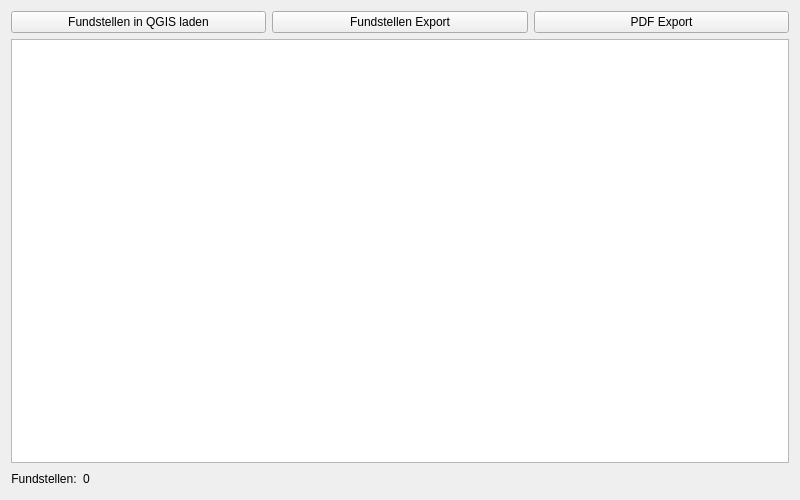
This is APIS/forms/apis_findspot_selection_list_form.ui in APIS-Luftbildarchiv/APIS as Qt 5 draws it before an edit. The edited form follows.
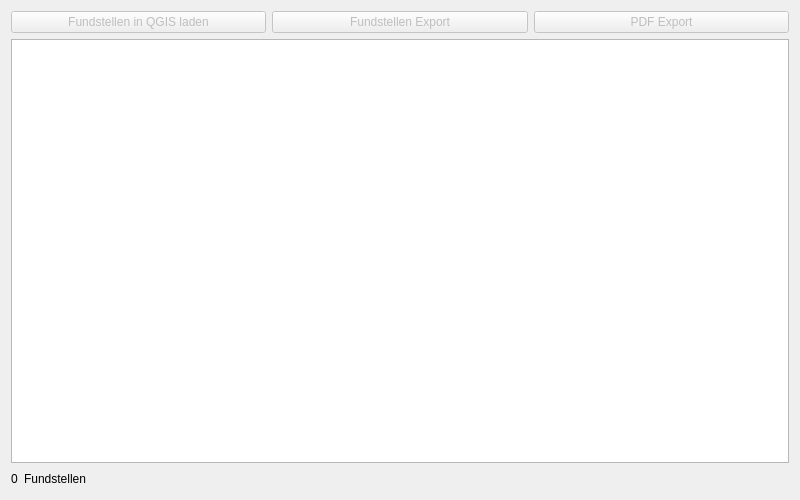
This is the edited form. Icons and pictures are not drawn.

```diff
--- a/APIS/forms/apis_findspot_selection_list_form.ui
+++ b/APIS/forms/apis_findspot_selection_list_form.ui
@@ -25,7 +25,7 @@
      <item>
       <widget class="QPushButton" name="uiViewFindSpotsBtn">
        <property name="enabled">
-        <bool>true</bool>
+        <bool>false</bool>
        </property>
        <property name="text">
         <string>Fundstellen in QGIS laden</string>
@@ -48,7 +48,7 @@
      <item>
       <widget class="QPushButton" name="uiExportFindSpotsBtn">
        <property name="enabled">
-        <bool>true</bool>
+        <bool>false</bool>
        </property>
        <property name="text">
         <string>Fundstellen Export</string>
@@ -70,6 +70,9 @@
      </item>
      <item>
       <widget class="QPushButton" name="uiExportListAsPdfBtn">
+       <property name="enabled">
+        <bool>false</bool>
+       </property>
        <property name="text">
         <string>PDF Export</string>
        </property>
@@ -99,16 +102,6 @@
    </item>
    <item>
     <layout class="QHBoxLayout" name="horizontalLayout_2">
-     <item>
-      <widget class="QLabel" name="label">
-       <property name="text">
-        <string>Fundstellen:</string>
-       </property>
-       <property name="alignment">
-        <set>Qt::AlignCenter</set>
-       </property>
-      </widget>
-     </item>
      <item>
       <widget class="QLabel" name="uiFindSpotCountLbl">
        <property name="text">
@@ -119,6 +112,23 @@
        </property>
       </widget>
      </item>
+     <item>
+      <widget class="QLabel" name="label">
+       <property name="text">
+        <string>Fundstellen</string>
+       </property>
+       <property name="alignment">
+        <set>Qt::AlignCenter</set>
+       </property>
+      </widget>
+     </item>
+     <item>
+      <widget class="QLabel" name="uiInfoLbl">
+       <property name="text">
+        <string/>
+       </property>
+      </widget>
+     </item>
      <item>
       <spacer name="horizontalSpacer_4">
        <property name="orientation">
```
Left out of the diff: 3 changed lines with no effect on the pictures.
